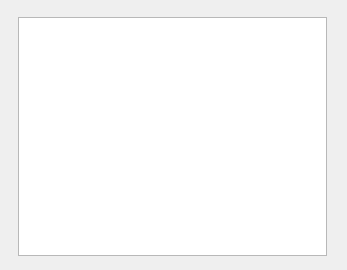
Qt form src/playlist_window.ui (StevenHuang2020/VideoPlayer) before a commit.
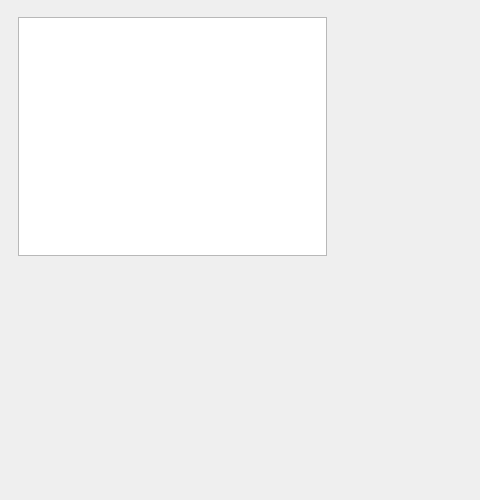
The same form after that commit.

What changed in the file:
```diff
--- a/src/playlist_window.ui
+++ b/src/playlist_window.ui
@@ -9,10 +9,16 @@
    <rect>
     <x>0</x>
     <y>0</y>
-    <width>347</width>
-    <height>270</height>
+    <width>480</width>
+    <height>500</height>
    </rect>
   </property>
+  <property name="minimumSize">
+   <size>
+    <width>480</width>
+    <height>500</height>
+   </size>
+  </property>
   <property name="windowTitle">
    <string>Playlist</string>
   </property>
```
Left out of the diff: 3 changed lines with no effect on the pictures.
